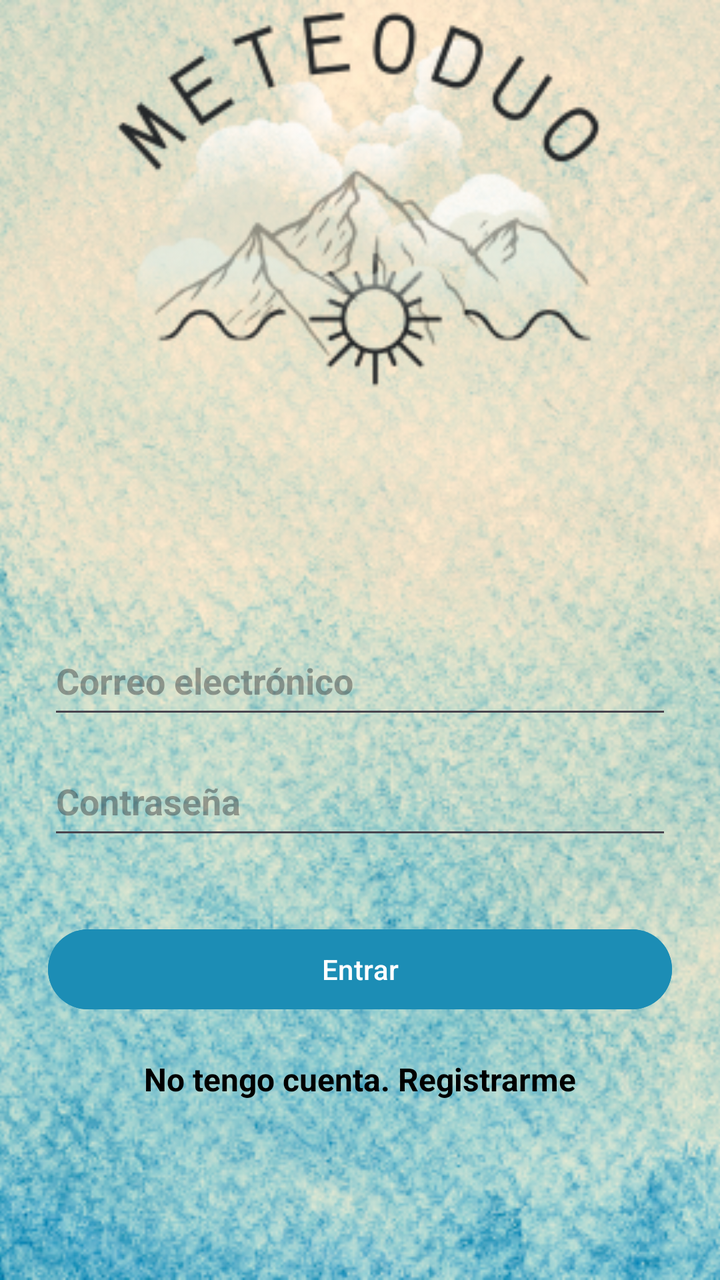
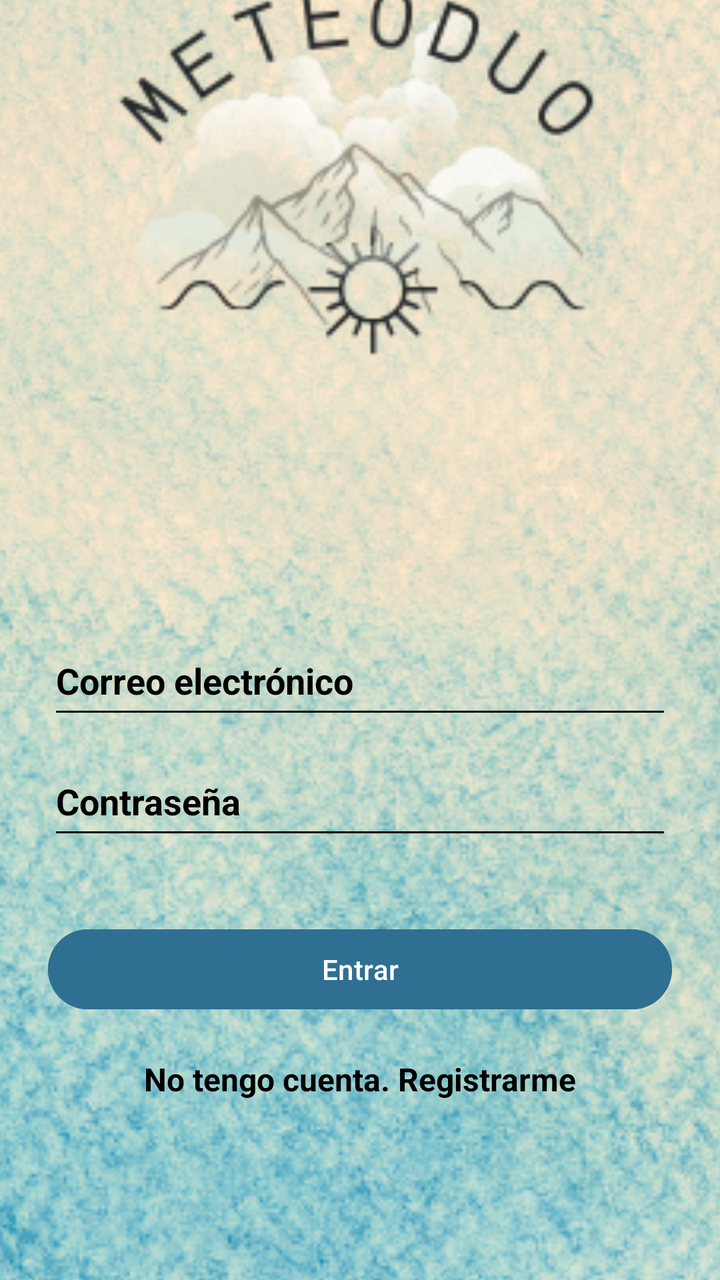

The first picture is an Android layout as it rendered before a commit; the second is the same layout after the commit. The layout source and the unified diff follow.
<!-- AndroidManifest.xml: application theme Theme.MeteoDuo -->
<!-- res/layout/login_activity.xml -->
<?xml version="1.0" encoding="utf-8"?>
<androidx.constraintlayout.widget.ConstraintLayout
    xmlns:android="http://schemas.android.com/apk/res/android"
    xmlns:app="http://schemas.android.com/apk/res-auto"
    android:layout_width="match_parent"
    android:layout_height="match_parent">

    


    <ImageView
        android:id="@+id/bg"
        android:layout_width="0dp"
        android:layout_height="0dp"
        android:contentDescription="@null"
        android:scaleType="centerCrop"
        android:src="@drawable/meteoduo"
        app:layout_constraintBottom_toBottomOf="parent"
        app:layout_constraintEnd_toEndOf="parent"
        app:layout_constraintStart_toStartOf="parent"
        app:layout_constraintTop_toTopOf="parent" />

    
    <EditText
        android:id="@+id/etEmail"
        android:layout_width="0dp"
        android:layout_height="wrap_content"
        android:layout_marginTop="316dp"
        android:hint="@string/email_hint"
        android:inputType="textEmailAddress"
        android:textColor="@color/black"
        android:textStyle="bold"
        android:minHeight="48dp"
        android:paddingVertical="12dp"
        android:autofillHints="emailAddress"

        android:layout_marginStart="24dp"
        android:layout_marginEnd="24dp"
        app:layout_constraintWidth_max="488dp"

        app:layout_constraintStart_toStartOf="parent"
        app:layout_constraintEnd_toEndOf="parent"
        app:layout_constraintTop_toTopOf="parent" />

    
    <EditText
        android:id="@+id/etPassword"
        android:layout_width="0dp"
        android:layout_height="wrap_content"
        android:layout_marginTop="12dp"
        android:hint="@string/password_hint"
        android:inputType="textPassword"
        android:textColor="@color/black"
        android:textStyle="bold"
        android:minHeight="48dp"
        android:paddingVertical="12dp"
        android:autofillHints="password"

        android:layout_marginStart="24dp"
        android:layout_marginEnd="24dp"
        android:maxWidth="488dp"
        app:layout_constraintWidth_max="488dp"

        app:layout_constraintStart_toStartOf="parent"
        app:layout_constraintEnd_toEndOf="parent"
        app:layout_constraintTop_toBottomOf="@id/etEmail" />

    
    <Button
        android:id="@+id/btnLogin"
        android:layout_width="0dp"
        android:layout_height="wrap_content"
        android:layout_marginTop="36dp"
        android:text="@string/login_button"
        android:layout_marginStart="24dp"
        android:layout_marginEnd="24dp"
        app:layout_constraintWidth_max="320dp"
        app:layout_constraintTop_toBottomOf="@id/etPassword"
        app:layout_constraintStart_toStartOf="parent"
        app:layout_constraintEnd_toEndOf="parent"
        android:backgroundTint="@color/boton" />



    

    <TextView
        android:id="@+id/tvIrRegistro"
        android:layout_width="wrap_content"
        android:layout_height="wrap_content"
        android:layout_marginTop="20dp"
        android:text="@string/go_to_register"
        android:textColor="@color/black"
        android:textSize="16sp"
        android:textStyle="bold"
        app:layout_constraintEnd_toEndOf="parent"
        app:layout_constraintStart_toStartOf="parent"
        app:layout_constraintTop_toBottomOf="@id/btnLogin" />

</androidx.constraintlayout.widget.ConstraintLayout>
<!-- resources referenced by this layout -->
<resources>
  <color name="black">#FF000000</color>
  <color name="boton">#1c8db5</color>
  <!-- drawable meteoduo: png bitmap (drawable, 529997 bytes) -->
  <string name="email_hint">Correo electrónico</string>
  <string name="go_to_register">No tengo cuenta. Registrarme</string>
  <string name="login_button">Entrar</string>
  <string name="password_hint">Contraseña</string>
  <style name="Theme.MeteoDuo" parent="Base.Theme.MeteoDuo" />
  <style name="Base.Theme.MeteoDuo" parent="Theme.Material3.DayNight.NoActionBar">
          
  
  
      </style>
</resources>

<!-- the commit's change to res/layout/login_activity.xml (unified diff, before → after) -->
@@ -2,26 +2,33 @@
 <androidx.constraintlayout.widget.ConstraintLayout
     xmlns:android="http://schemas.android.com/apk/res/android"
     xmlns:app="http://schemas.android.com/apk/res-auto"
+    xmlns:tools="http://schemas.android.com/tools"
     android:layout_width="match_parent"
     android:layout_height="match_parent">
 
     
 
 
+    
+
     <ImageView
         android:id="@+id/bg"
-        android:layout_width="0dp"
-        android:layout_height="0dp"
+        android:layout_width="432dp"
+        android:layout_height="792dp"
         android:contentDescription="@null"
         android:scaleType="centerCrop"
-        android:src="@drawable/meteoduo"
+        android:src="@drawable/meteo"
         app:layout_constraintBottom_toBottomOf="parent"
         app:layout_constraintEnd_toEndOf="parent"
+        app:layout_constraintHorizontal_bias="0.523"
         app:layout_constraintStart_toStartOf="parent"
-        app:layout_constraintTop_toTopOf="parent" />
+        app:layout_constraintTop_toTopOf="parent"
+        app:layout_constraintVertical_bias="0.508" />
 
-    
     <EditText
+
+        android:backgroundTint="@color/black"
+        android:backgroundTintMode="src_in"
         android:id="@+id/etEmail"
         android:layout_width="0dp"
         android:layout_height="wrap_content"
@@ -29,21 +36,22 @@
         android:hint="@string/email_hint"
         android:inputType="textEmailAddress"
         android:textColor="@color/black"
+        android:textColorHint="@color/black"
         android:textStyle="bold"
         android:minHeight="48dp"
         android:paddingVertical="12dp"
         android:autofillHints="emailAddress"
-
         android:layout_marginStart="24dp"
         android:layout_marginEnd="24dp"
         app:layout_constraintWidth_max="488dp"
-
         app:layout_constraintStart_toStartOf="parent"
         app:layout_constraintEnd_toEndOf="parent"
         app:layout_constraintTop_toTopOf="parent" />
 
     
     <EditText
+        android:backgroundTint="@color/black"
+        android:backgroundTintMode="src_in"
         android:id="@+id/etPassword"
         android:layout_width="0dp"
         android:layout_height="wrap_content"
@@ -51,22 +59,22 @@
         android:hint="@string/password_hint"
         android:inputType="textPassword"
         android:textColor="@color/black"
+        android:textColorHint="@color/black"
         android:textStyle="bold"
         android:minHeight="48dp"
         android:paddingVertical="12dp"
         android:autofillHints="password"
-
         android:layout_marginStart="24dp"
         android:layout_marginEnd="24dp"
         android:maxWidth="488dp"
         app:layout_constraintWidth_max="488dp"
-
         app:layout_constraintStart_toStartOf="parent"
         app:layout_constraintEnd_toEndOf="parent"
         app:layout_constraintTop_toBottomOf="@id/etEmail" />
 
     
     <Button
+
         android:id="@+id/btnLogin"
         android:layout_width="0dp"
         android:layout_height="wrap_content"
@@ -75,9 +83,11 @@
         android:layout_marginStart="24dp"
         android:layout_marginEnd="24dp"
         app:layout_constraintWidth_max="320dp"
+        android:textColor="@color/white"
         app:layout_constraintTop_toBottomOf="@id/etPassword"
         app:layout_constraintStart_toStartOf="parent"
         app:layout_constraintEnd_toEndOf="parent"
+
         android:backgroundTint="@color/boton" />
 
 
<!-- resource entries referenced after the edit -->
@@ -1,8 +1,9 @@
 <!-- resources referenced by this layout -->
 <resources>
   <color name="black">#FF000000</color>
-  <color name="boton">#1c8db5</color>
-  <!-- drawable meteoduo: png bitmap (drawable, 529997 bytes) -->
+  <color name="boton">#2F6F91</color>
+  <color name="white">#FFFFFFFF</color>
+  <!-- drawable meteo: png bitmap (drawable, 526604 bytes) -->
   <string name="email_hint">Correo electrónico</string>
   <string name="go_to_register">No tengo cuenta. Registrarme</string>
   <string name="login_button">Entrar</string>
